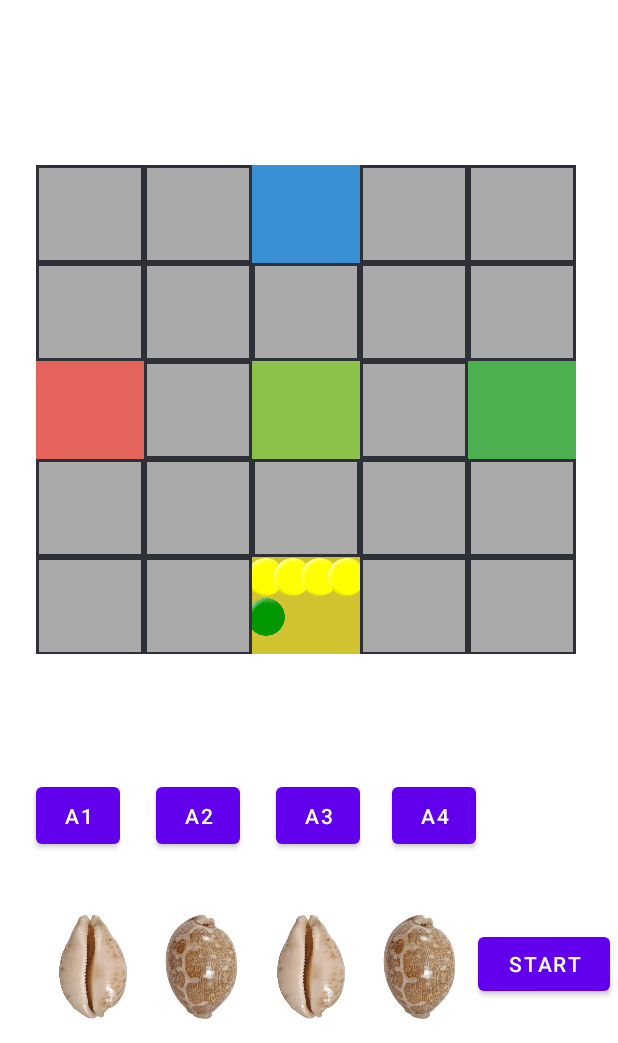
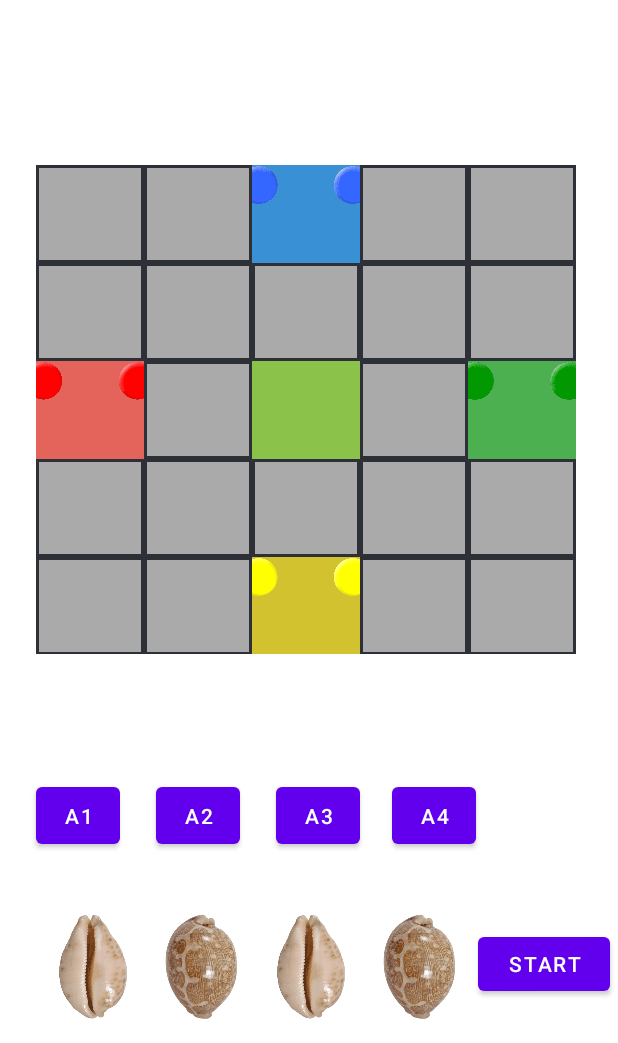
Before and after one commit to MayanKanakiya/ISTO_Multiplayer_Game, an Android app: the screen it shows after launch (MainActivity), on a phone screen of 412 x 824 dp, the part 193-1236 px from its top. Run offline under Robolectric (Android 15) with nearby library versions, the phone set to English and light mode, and no system bars.

Commit message:
24-04-2024
Task Completed :
1. In ImageAdapter class file remove switch case
2. All gridView houses set all the images into it with 2 x 2 and 4 x 4 like strcture and also getting the which are the images are exists in that gridView.

```diff
--- a/app/src/main/java/com/example/istomultiplayer/ImageAdapter.java
+++ b/app/src/main/java/com/example/istomultiplayer/ImageAdapter.java
@@ -54,35 +54,17 @@ public class ImageAdapter extends BaseAdapter {
         }
 
         // Set your image resource here
-        switch (position) {
-            case 0:
-                imageView.setImageResource(R.drawable.a1_h1_p1); // Yellow
-                addImageName("a1_h1_p1");
-                break;
-            case 1:
-                imageView.setImageResource(R.drawable.a2_h1_p2); // Yellow
-                addImageName("a2_h1_p2");
-                break;
-            case 2:
-                imageView.setImageResource(R.drawable.a3_h1_p3); // Yellow
-                addImageName("a3_h1_p3");
-                break;
-            case 3:
-                imageView.setImageResource(R.drawable.a4_h1_p4); // Yellow
-                addImageName("a4_h1_p4");
-                break;
-            case 4:
-                imageView.setImageResource(R.drawable.a4_h2_p4); // Yellow
-                addImageName("a4_h2_p4");
-                break;
-        }
+        imageView.setImageResource(mImageResources.get(position));
         return imageView;
     }
 
     // Method to add image resource to the list
     public void addImageResource(int imageResource) {
-            mImageResources.add(imageResource);
-            notifyDataSetChanged();
+        mImageResources.add(imageResource);
+        // Get the image name from the resource ID
+        String imageName = mContext.getResources().getResourceEntryName(imageResource);
+        addImageName(imageName);
+        notifyDataSetChanged();
     }
     // Method to add image name to the list
     private void addImageName(String imageName) {
--- a/app/src/main/java/com/example/istomultiplayer/MainActivity.java
+++ b/app/src/main/java/com/example/istomultiplayer/MainActivity.java
@@ -181,6 +181,7 @@ public class MainActivity extends AppCompatActivity {
 //        This below code for arrays for player house(path) and currentPosition and nextPosition of player - start end here
 
         try {
+//          First Yellow(ph1) gridView code for add images into it - code start here
             GridView gridView = findViewById(R.id.gridView23);
             ImageAdapter imageAdapter = new ImageAdapter(this);
             // Add 4 image resources
@@ -188,14 +189,52 @@ public class MainActivity extends AppCompatActivity {
             imageAdapter.addImageResource(R.drawable.a2_h1_p2);
             imageAdapter.addImageResource(R.drawable.a3_h1_p3);
             imageAdapter.addImageResource(R.drawable.a4_h1_p4);
-            imageAdapter.addImageResource(R.drawable.a4_h2_p4);
+//            imageAdapter.addImageResource(R.drawable.a4_h2_p4);
+            gridView.setAdapter(imageAdapter);
+//           First Yellow(ph1) gridView code for add images into it - code end here
 
-            gridView.setAdapter(imageAdapter);
+//           Second green(ph2) gridView code for add images into it - code start here
+            GridView gridView1 = findViewById(R.id.gridView15);
+            ImageAdapter imageAdapter1 = new ImageAdapter(this);
+            // Add 4 image resources
+            imageAdapter1.addImageResource(R.drawable.a1_h2_p1);
+            imageAdapter1.addImageResource(R.drawable.a2_h2_p2);
+            imageAdapter1.addImageResource(R.drawable.a3_h2_p3);
+            imageAdapter1.addImageResource(R.drawable.a4_h2_p4);
+//            imageAdapter1.addImageResource(R.drawable.a4_h3_p4);
+            gridView1.setAdapter(imageAdapter1);
+//           Second green(ph2) gridView code for dd images into it - code end here
+
+//            Third Blue(ph3) gridView code for add images into it - code start here
+            GridView gridView2 = findViewById(R.id.gridView2);
+            ImageAdapter imageAdapter2 = new ImageAdapter(this);
+            // Add 4 image resources
+            imageAdapter2.addImageResource(R.drawable.a1_h3_p1);
+            imageAdapter2.addImageResource(R.drawable.a2_h3_p2);
+            imageAdapter2.addImageResource(R.drawable.a3_h3_p3);
+            imageAdapter2.addImageResource(R.drawable.a4_h3_p4);
+//            imageAdapter2.addImageResource(R.drawable.a4_h4_p4);
+            gridView2.setAdapter(imageAdapter2);
+//            Third Blue(ph3) gridView code for add images into it - code end here
+
+//            Fourth Red(ph4) gridView code for add images into it - code start here
+            GridView gridView3 = findViewById(R.id.gridView11);
+            ImageAdapter imageAdapter3 = new ImageAdapter(this);
+            // Add 4 image resources
+            imageAdapter3.addImageResource(R.drawable.a1_h4_p1);
+            imageAdapter3.addImageResource(R.drawable.a2_h4_p2);
+            imageAdapter3.addImageResource(R.drawable.a3_h4_p3);
+            imageAdapter3.addImageResource(R.drawable.a4_h4_p4);
+//            imageAdapter3.addImageResource(R.drawable.a4_h1_p4);
+            gridView3.setAdapter(imageAdapter3);
+//            Fourth Red(ph4) gridView code for add images into it - code end here
+
+//            This below code for add particular gridView columnWidth, Horizontal and vertical spacing, and numColumn dynamically and adjust 2 x 2 and 4 x 4 images dynamically - code start here
+//      1. Yellow(ph1) gridView - code start here
             int numImages = imageAdapter.getCount();
             // Determine the number of columns based on the number of images
             int numColumns = numImages <= 4 ? 2 : 4;
 
-            // Set the number of columns for the GridView
             gridView.setNumColumns(numColumns);
 
             if (numColumns == 2) {
@@ -203,22 +242,77 @@ public class MainActivity extends AppCompatActivity {
                 gridView.setVerticalSpacing(80);
                 gridView.setColumnWidth(100);
             }
+        //Yellow(ph1) gridView - code end here
 
-            // Wait for the GridView to finish setting up its child views
-            gridView.getViewTreeObserver().addOnGlobalLayoutListener(new ViewTreeObserver.OnGlobalLayoutListener() {
-                @Override
-                public void onGlobalLayout() {
-                    // Remove the listener to avoid multiple calls
-                    gridView.getViewTreeObserver().removeOnGlobalLayoutListener(this);
+//      2. Green(ph2) gridView - code start here
 
-                    // Get the list of image names from the adapter
-                    imageNames = imageAdapter.getImageNames();
-                    for (String name : imageNames) {
-                        Log.d("Image Name", name);
-                    }
-                }
+            int numImages1 = imageAdapter1.getCount();
+            // Determine the number of columns based on the number of images
+            int numColumns1 = numImages1 <= 4 ? 2 : 4;
+            gridView1.setNumColumns(numColumns1);
 
-            });
+            if (numColumns1 == 2) {
+                gridView1.setHorizontalSpacing(80);
+                gridView1.setVerticalSpacing(80);
+                gridView1.setColumnWidth(100);
+            }
+        //Green(ph2) gridView - code end here
+//      3. Blue(ph3) gridView  - code start here
+            int numImages2 = imageAdapter3.getCount();
+            // Determine the number of columns based on the number of images
+            int numColumns2 = numImages2 <= 4 ? 2 : 4;
+            gridView2.setNumColumns(numColumns2);
+
+            if (numColumns2 == 2) {
+                gridView2.setHorizontalSpacing(80);
+                gridView2.setVerticalSpacing(80);
+                gridView2.setColumnWidth(100);
+            }
+//      Blue(ph3) gridView  - code end  here
+
+//      4. Red(ph4) gridView - code start here
+            int numImages3 = imageAdapter3.getCount();
+            // Determine the number of columns based on the number of images
+            int numColumns3 = numImages3 <= 4 ? 2 : 4;
+            gridView3.setNumColumns(numColumns3);
+
+            if (numColumns3 == 2) {
+                gridView3.setHorizontalSpacing(80);
+                gridView3.setVerticalSpacing(80);
+                gridView3.setColumnWidth(100);
+            }
+//      4Red(ph4) gridView - code end here
+
+            // This below code for add particular gridView columnWidth, Horizontal and vertical spacing, and numColumn dynamically and adjust 2 x 2 and 4 x 4 images dynamically - code end here
+
+            // After setting adapter, retrieve the image names - first Yellow(ph1) - code start here
+            List<String> imageNamesInGridView = imageAdapter.getImageNames();
+            for (String imageName : imageNamesInGridView) {
+                Log.d("YellowPh1", imageName);
+            }
+            // After setting adapter, retrieve the image names - first Yellow(ph2) - code end here
+
+            // After setting adapter, retrieve the image names - second green(ph2) - code start here
+            List<String> imageNamesInGridView1 = imageAdapter1.getImageNames();
+            for (String imageName : imageNamesInGridView1) {
+                Log.d("GreenPh2", imageName);
+            }
+            // After setting adapter, retrieve the image names - second green(ph2) - code end here
+
+            // After setting adapter, retrieve the image names - Third Blue(ph3) - code start here
+            List<String> imageNamesInGridView2 = imageAdapter2.getImageNames();
+            for (String imageName : imageNamesInGridView2) {
+                Log.d("BluePh3", imageName);
+            }
+            // After setting adapter, retrieve the image names - Third Blue(ph3) - code end here
+
+            // After setting adapter, retrieve the image names - Red(ph4) - code start here
+            List<String> imageNamesInGridView3 = imageAdapter3.getImageNames();
+            for (String imageName : imageNamesInGridView3) {
+                Log.d("RedPh4", imageName);
+            }
+            // After setting adapter, retrieve the image names - Red(ph4) - code end here
+
         } catch (Exception e) {
             Log.d("MyError", e.toString());
         }
```
